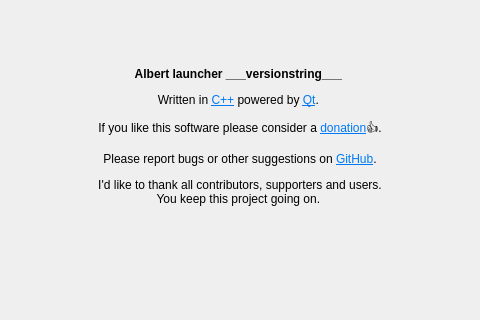
This is src/settings/settingswindow.ui in albertlauncher/albert as Qt 5 draws it before an edit; both pictures show x 160 to 640 and y 128 to 448 of the 800 by 600 pixel window. The edited form follows.
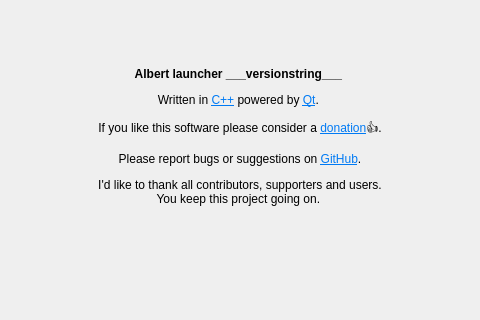
This is the edited form. The open tabs and pages were chosen to show the change. Icons and pictures are not drawn.

Commit message: Update GitHub issue link

The edit to the form file:
```diff
--- a/src/settings/settingswindow.ui
+++ b/src/settings/settingswindow.ui
@@ -340,7 +340,7 @@
 &lt;p style=&quot; margin-top:0px; margin-bottom:0px; margin-left:0px; margin-right:0px; -qt-block-indent:0; text-indent:0px;&quot;&gt;&lt;span style=&quot; font-weight:600;&quot;&gt;Albert launcher ___versionstring___&lt;/span&gt; &lt;/p&gt;
 &lt;p style=&quot; margin-top:12px; margin-bottom:12px; margin-left:0px; margin-right:0px; -qt-block-indent:0; text-indent:0px;&quot;&gt;Written in &lt;a href=&quot;https://wikipedia.org/wiki/C++&quot;&gt;&lt;span style=&quot; text-decoration: underline; color:#007af4;&quot;&gt;C++&lt;/span&gt;&lt;/a&gt; powered by &lt;a href=&quot;aboutQt&quot;&gt;&lt;span style=&quot; text-decoration: underline; color:#007af4;&quot;&gt;Qt&lt;/span&gt;&lt;/a&gt;. &lt;/p&gt;
 &lt;p style=&quot; margin-top:12px; margin-bottom:12px; margin-left:0px; margin-right:0px; -qt-block-indent:0; text-indent:0px;&quot;&gt;If you like this software please consider a &lt;a href=&quot;https://albertlauncher.github.io/donation/&quot;&gt;&lt;span style=&quot; text-decoration: underline; color:#007af4;&quot;&gt;donation&lt;/span&gt;&lt;/a&gt;👍.&lt;/p&gt;
-&lt;p style=&quot; margin-top:12px; margin-bottom:12px; margin-left:0px; margin-right:0px; -qt-block-indent:0; text-indent:0px;&quot;&gt;Please report bugs or other suggestions on &lt;a href=&quot;https://github.com/albertlauncher/albert/issues&quot;&gt;&lt;span style=&quot; text-decoration: underline; color:#007af4;&quot;&gt;GitHub&lt;/span&gt;&lt;/a&gt;.&lt;/p&gt;
+&lt;p style=&quot; margin-top:12px; margin-bottom:12px; margin-left:0px; margin-right:0px; -qt-block-indent:0; text-indent:0px;&quot;&gt;Please report bugs or suggestions on &lt;a href=&quot;https://github.com/albertlauncher/albert/issues/new/choose&quot;&gt;&lt;span style=&quot; text-decoration: underline; color:#007af4;&quot;&gt;GitHub&lt;/span&gt;&lt;/a&gt;.&lt;/p&gt;
 &lt;p style=&quot; margin-top:12px; margin-bottom:12px; margin-left:0px; margin-right:0px; -qt-block-indent:0; text-indent:0px;&quot;&gt;I'd like to thank all contributors, supporters and users.&lt;br /&gt;You keep this project going on. &lt;/p&gt;&lt;/body&gt;&lt;/html&gt;</string>
          </property>
          <property name="alignment">
```
